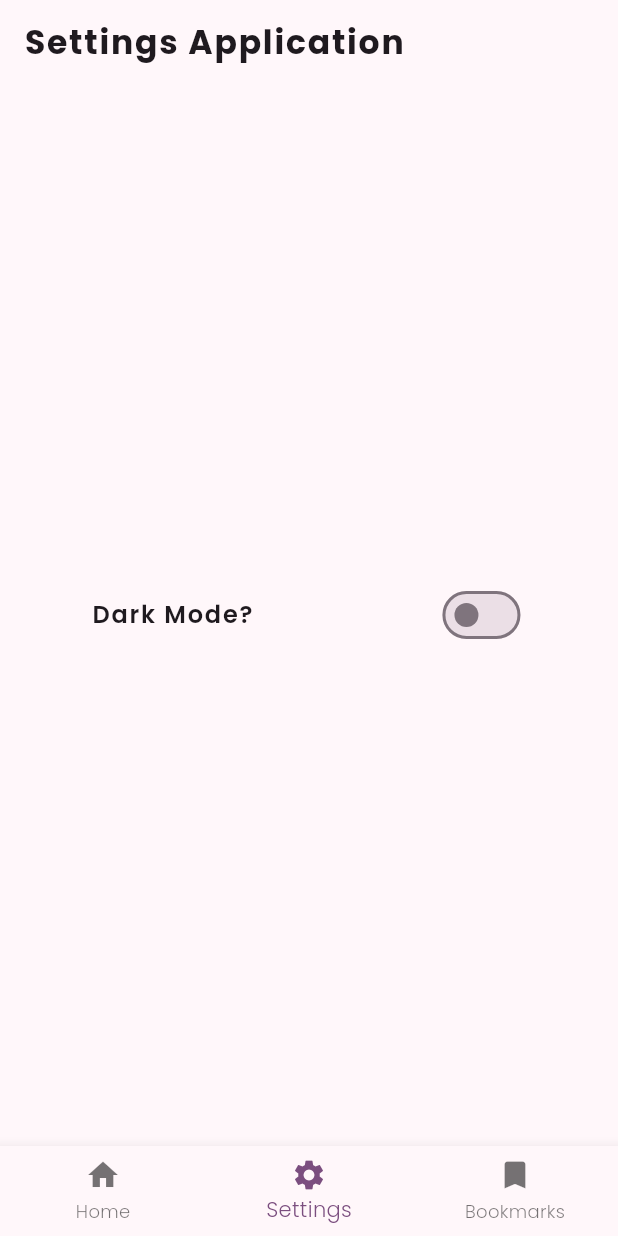
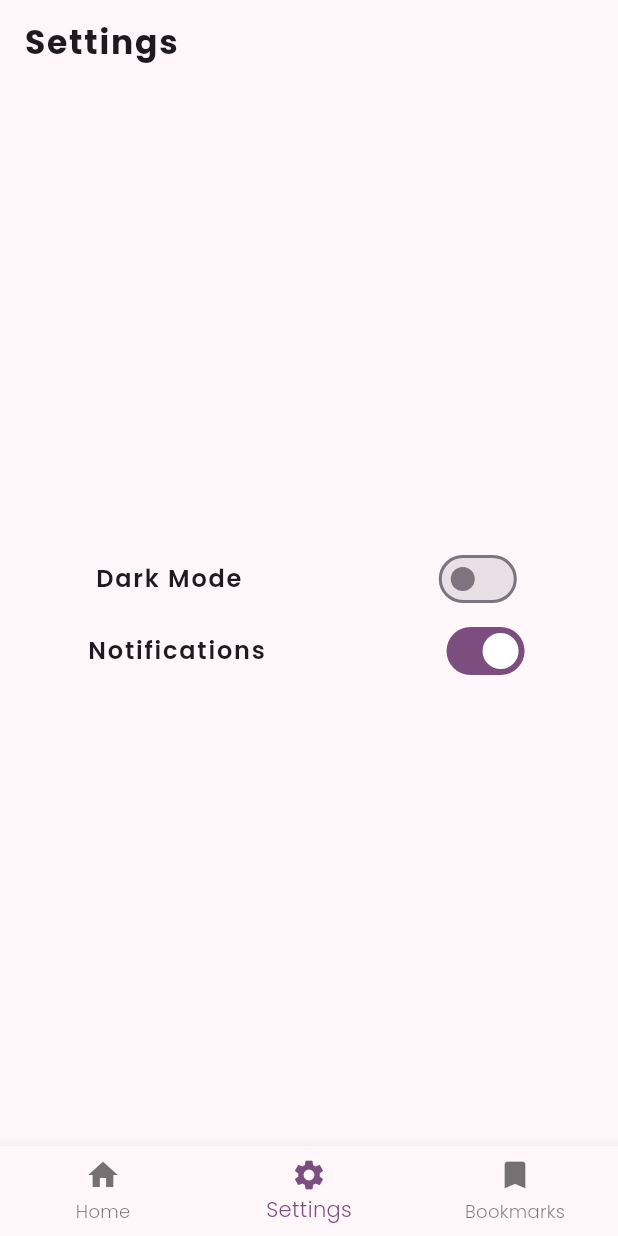
Before and after one commit to DaffaAzka/onyx-restaurant, a Flutter app: the screen it shows after launch, item 2 of the bottom bar chosen, on a phone screen of 412 x 824 dp. Run offline on Flutter 3.47's test engine with Material 3 defaults, Android fonts, the phone set to English and light mode, and no system bars; our stand-ins replace google_fonts, shared_preferences, sqflite; accounts and stored records are empty; network calls fail.

Commit message:
feat: dark mode using shared preferences

```diff
--- /dev/null
+++ b/lib/data/models/Setting.dart
@@ -0,0 +1,6 @@
+class Setting {
+  final bool isDarkMode;
+  final bool isNotificationsEnabled;
+
+  Setting({required this.isDarkMode, required this.isNotificationsEnabled});
+}
--- /dev/null
+++ b/lib/data/shared_preferences_service.dart
@@ -0,0 +1,26 @@
+import 'package:onyx_restaurant/data/models/Setting.dart';
+import 'package:shared_preferences/shared_preferences.dart';
+
+class SharedPreferencesService {
+  final SharedPreferences _preferencesService;
+
+  SharedPreferencesService({required SharedPreferences preferencesService}) : _preferencesService = preferencesService;
+  static const String _keyNotification = "MY_NOTIFICATION";
+  static const String _keyTheme = "MY_THEME";
+
+  Future<void> saveSettingValue(Setting setting) async {
+    try {
+      await _preferencesService.setBool(_keyNotification, setting.isNotificationsEnabled);
+      await _preferencesService.setBool(_keyTheme, setting.isDarkMode);
+    } catch (e) {
+      throw Exception("Shared preferences cannot save the setting value.");
+    }
+  }
+
+  Setting getValue() {
+    return Setting(
+      isDarkMode: _preferencesService.getBool(_keyTheme) ?? false,
+      isNotificationsEnabled: _preferencesService.getBool(_keyNotification) ?? true,
+    );
+  }
+}
--- /dev/null
+++ b/lib/provider/shared_preferences_provider.dart
@@ -0,0 +1,37 @@
+import 'package:flutter/material.dart';
+import 'package:onyx_restaurant/data/models/Setting.dart';
+import 'package:onyx_restaurant/data/shared_preferences_service.dart';
+
+class SharedPreferencesProvider extends ChangeNotifier {
+  final SharedPreferencesService _service;
+
+  SharedPreferencesProvider(this._service) {
+    getSettingValue();
+  }
+
+  String _message = "";
+  String get message => _message;
+
+  Setting? _setting;
+  Setting? get setting => _setting;
+
+  Future<void> saveSettingValue(Setting value) async {
+    try {
+      await _service.saveSettingValue(value);
+      _setting = value;
+      _message = "Your data is saved";
+    } catch (e) {
+      _message = "Failed to save your data";
+    }
+    notifyListeners();
+  }
+
+  void getSettingValue() async {
+    try {
+      _setting = _service.getValue();
+    } catch (e) {
+      _setting = Setting(isDarkMode: false, isNotificationsEnabled: false);
+    }
+    notifyListeners();
+  }
+}
--- a/lib/screen/settings/settings_screen.dart
+++ b/lib/screen/settings/settings_screen.dart
@@ -1,18 +1,35 @@
 import 'package:flutter/material.dart';
-import 'package:onyx_restaurant/provider/theme_provider.dart';
+import 'package:onyx_restaurant/data/models/Setting.dart';
+import 'package:onyx_restaurant/provider/shared_preferences_provider.dart';
 import 'package:onyx_restaurant/style/typography/onyx_text_styles.dart';
 import 'package:provider/provider.dart';
 
-class SettingsScreen extends StatelessWidget {
+class SettingsScreen extends StatefulWidget {
   const SettingsScreen({super.key});
 
   @override
+  State<SettingsScreen> createState() => _SettingsScreenState();
+}
+
+class _SettingsScreenState extends State<SettingsScreen> {
+  @override
+  void initState() {
+    super.initState();
+    Future.microtask(() {
+      if (!mounted) return;
+      context.read<SharedPreferencesProvider>().getSettingValue();
+    });
+  }
+
+  @override
   Widget build(BuildContext context) {
-    final isDarkMode =
-        context.watch<ThemeProvider>().getThemeMode == ThemeMode.dark;
+    final sharedPreferencesProvider = context.watch<SharedPreferencesProvider>();
+
+    final isDarkMode = sharedPreferencesProvider.setting?.isDarkMode ?? false;
+    final isNotificationsEnabled = sharedPreferencesProvider.setting?.isNotificationsEnabled ?? false;
 
     return Scaffold(
-      appBar: AppBar(title: Text("Settings Application"),),
+      appBar: AppBar(title: const Text("Settings")),
       body: Column(
         crossAxisAlignment: CrossAxisAlignment.center,
         mainAxisAlignment: MainAxisAlignment.center,
@@ -21,19 +38,37 @@ class SettingsScreen extends StatelessWidget {
             mainAxisAlignment: MainAxisAlignment.spaceAround,
             crossAxisAlignment: CrossAxisAlignment.center,
             children: [
-              Text("Dark Mode?", style: OnyxTextStyles.titleMedium),
+              Text("Dark Mode", style: OnyxTextStyles.titleMedium),
               Switch(
                 value: isDarkMode,
                 onChanged: (value) {
-                  ThemeMode theme = value ? ThemeMode.dark : ThemeMode.light;
-                  Provider.of<ThemeProvider>(
-                    context,
-                    listen: false,
-                  ).setThemeMode(theme);
+                  context.read<SharedPreferencesProvider>().saveSettingValue(
+                    Setting(isDarkMode: value, isNotificationsEnabled: isNotificationsEnabled),
+                  );
                 },
               ),
             ],
           ),
+          Row(
+            mainAxisAlignment: MainAxisAlignment.spaceAround,
+            crossAxisAlignment: CrossAxisAlignment.center,
+            children: [
+              Text("Notifications", style: OnyxTextStyles.titleMedium),
+              Switch(
+                value: isNotificationsEnabled,
+                onChanged: (value) {
+                  context.read<SharedPreferencesProvider>().saveSettingValue(
+                    Setting(isDarkMode: isDarkMode, isNotificationsEnabled: value),
+                  );
+                },
+              ),
+            ],
+          ),
+          if (sharedPreferencesProvider.message.isNotEmpty)
+            Padding(
+              padding: const EdgeInsets.only(top: 24),
+              child: Text(sharedPreferencesProvider.message, style: OnyxTextStyles.titleMedium),
+            ),
         ],
       ),
     );
```
Also changed, not shown: lib/main.dart (+21 -12 lines).
